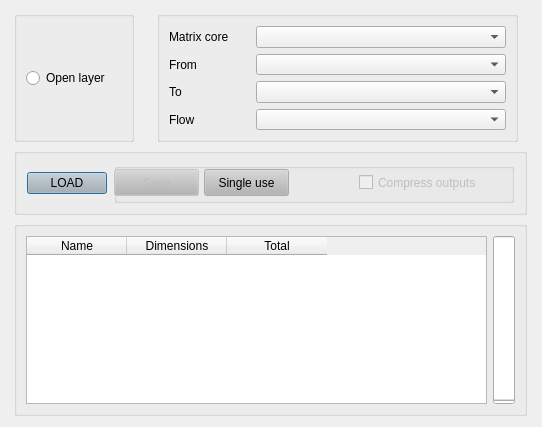
The window that modules/matrix_procedures/forms/ui_matrix_loader.ui (AequilibraE/qaequilibrae) describes before a commit, drawn with Qt 5.
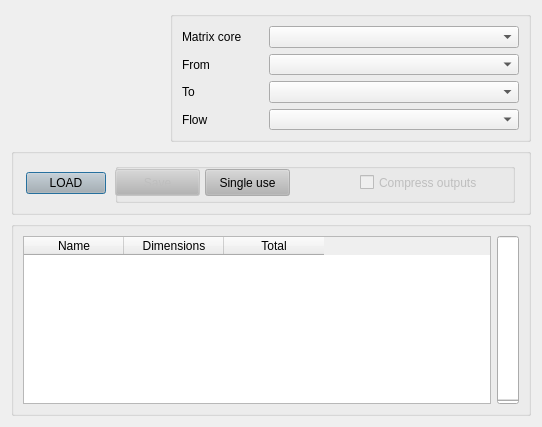
The same window after the commit. Icons and pictures are not drawn.

Commit message: Removes unused imports

The edit to the form file:
```diff
--- a/modules/matrix_procedures/forms/ui_matrix_loader.ui
+++ b/modules/matrix_procedures/forms/ui_matrix_loader.ui
@@ -452,34 +452,6 @@
      </layout>
     </widget>
    </item>
-   <item row="0" column="0">
-    <widget class="QGroupBox" name="groupBox">
-     <property name="sizePolicy">
-      <sizepolicy hsizetype="Fixed" vsizetype="Fixed">
-       <horstretch>0</horstretch>
-       <verstretch>0</verstretch>
-      </sizepolicy>
-     </property>
-     <property name="minimumSize">
-      <size>
-       <width>120</width>
-       <height>131</height>
-      </size>
-     </property>
-     <layout class="QGridLayout" name="gridLayout_4">
-      <item row="0" column="0">
-       <widget class="QRadioButton" name="radio_layer_matrix">
-        <property name="text">
-         <string>Open layer</string>
-        </property>
-        <property name="checked">
-         <bool>false</bool>
-        </property>
-       </widget>
-      </item>
-     </layout>
-    </widget>
-   </item>
   </layout>
   <zorder>groupBox</zorder>
   <zorder>group_combo</zorder>
```
Left out of the diff: 6 changed lines with no effect on the pictures. The commit also changes 2 other files.
